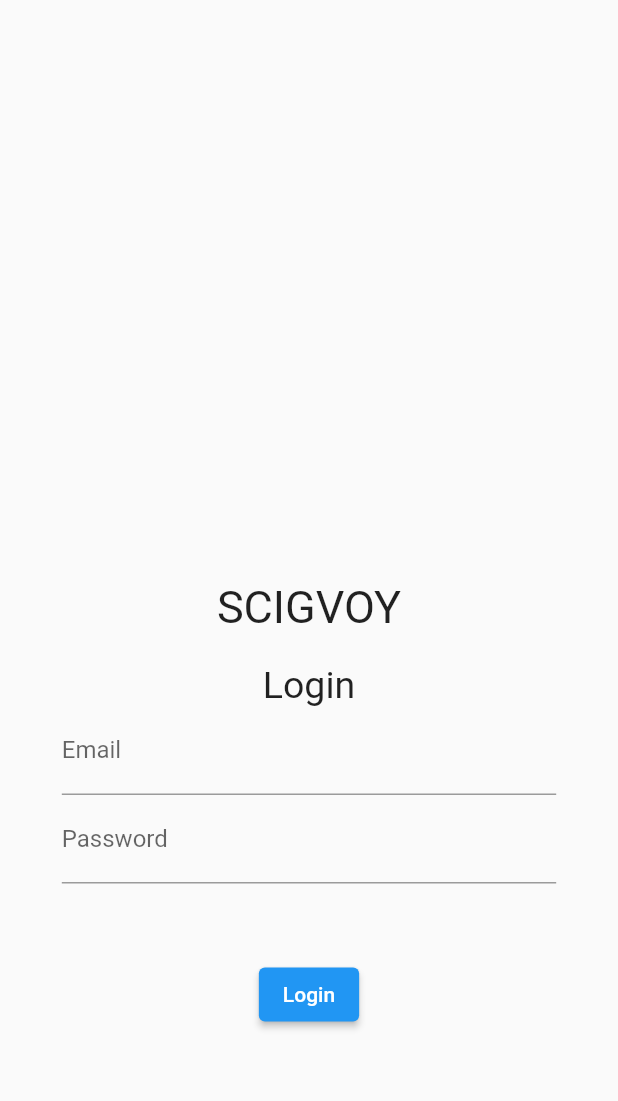
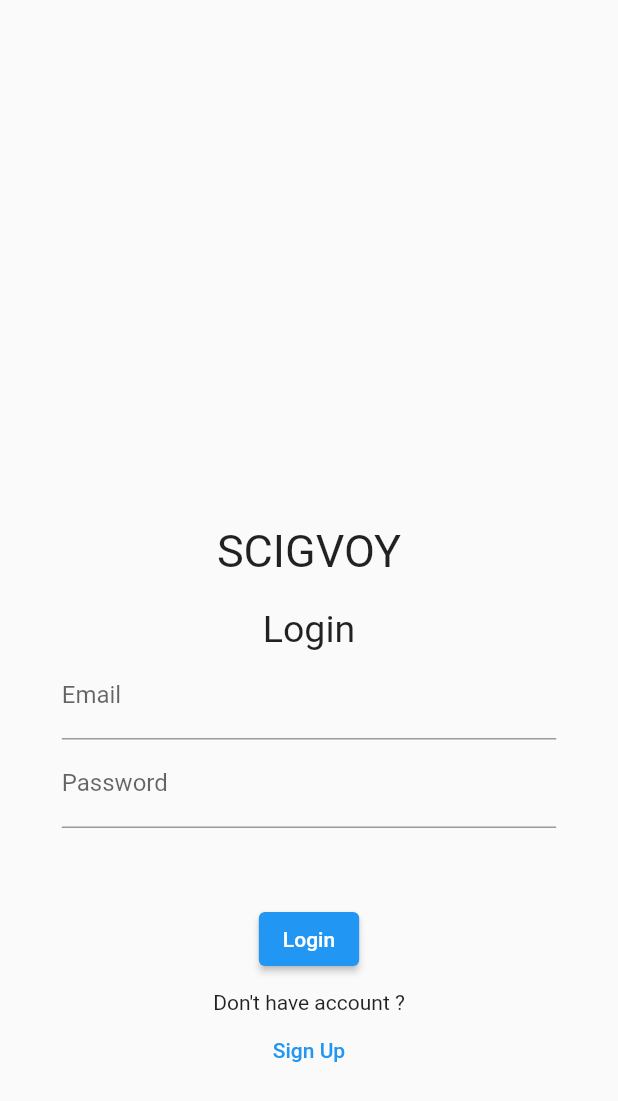
Before and after one commit to smit-mist/Transformer-Tracking-System, a Flutter app: the screen it shows after launch, on a phone screen of 412 x 824 dp. Shown: the top 1101 px of the screen. Run offline on Flutter 3.47's test engine with Material 2 defaults, Android fonts, the phone set to English and light mode, and no system bars.

Commit message:
Navigator added

```diff
--- a/lib/main.dart
+++ b/lib/main.dart
@@ -1,7 +1,6 @@
 import 'package:flutter/material.dart';
 import 'package:tts/screens/login_screen.dart';
-import 'file:///C:/Users/smit3/AndroidStudioProjects/tts/lib/screens/sign_in_screen.dart';
-
+import 'routes.dart';
 void main() {
   runApp(MyApp());
 }
@@ -15,6 +14,7 @@ class MyApp extends StatelessWidget {
       theme: ThemeData(
         primarySwatch: Colors.blue,
       ),
+      routes: route,
       home:LoginScreen(),
     );
   }
--- /dev/null
+++ b/lib/routes.dart
@@ -0,0 +1,10 @@
+import 'package:flutter/cupertino.dart';
+import 'package:tts/screens/login_screen.dart';
+import 'package:tts/screens/sign_up_screen.dart';
+
+// Add the Route and Screen to go for that route
+// Make sure Route name is not stupid.
+Map<String, Widget Function(BuildContext)> route = {
+  'login': (context) => LoginScreen(),
+  'sign_up': (context) => SignUpScreen(),
+};
--- a/lib/screens/login_screen.dart
+++ b/lib/screens/login_screen.dart
@@ -44,13 +44,24 @@ class _LoginScreenState extends State<LoginScreen> {
                     ),
                     obscureText: true,
                   ),
-                  SizedBox(height: 50,),
+                  SizedBox(
+                    height: 50,
+                  ),
                   ElevatedButton(
                     onPressed: () {},
                     child: Text(
                       'Login',
                     ),
-
+                  ),
+                  SizedBox(height: 10,),
+                  Text("Don't have account ?"),
+                  TextButton(
+                    onPressed: () {
+                      Navigator.pushReplacementNamed(context, 'sign_up');
+                    },
+                    child: Text(
+                      'Sign Up',
+                    ),
                   )
                 ],
               ),
```
Also changed, not shown: lib/screens/sign_up_screen.dart (renamed from lib/screens/sign_in_screen.dart, +16 -4 lines).
